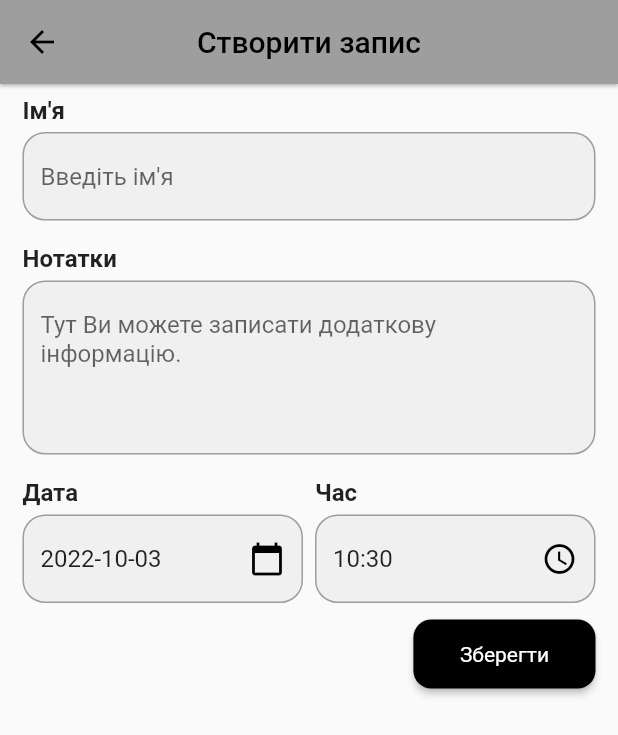
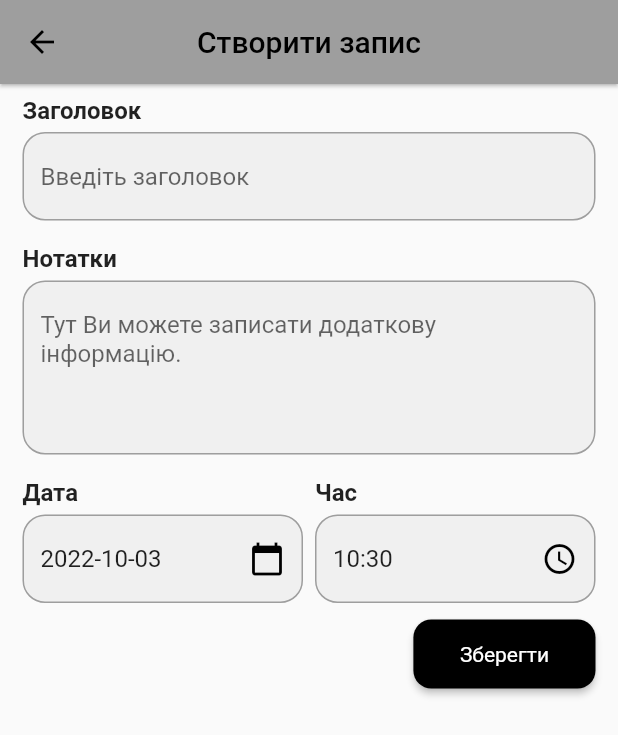
Before and after one commit to YuriKimakivskii/todo_v1, a Flutter app: the TodoFormPage screen opened directly, on a phone screen of 412 x 824 dp. Shown: the top 735 px of the screen. Run offline on Flutter 3.47's test engine with Material 2 defaults, Android fonts, the phone set to English and light mode, and no system bars; our stand-ins replace flutter_slidable, hive_flutter, table_calendar; missing offline and left inert: day_night_time_picker, flex_color_picker; accounts and stored records are empty.

Commit message:
Update todo_title_text_field.dart

```diff
--- a/lib/src/views/todo_form/widgets/todo_title_text_field.dart
+++ b/lib/src/views/todo_form/widgets/todo_title_text_field.dart
@@ -16,7 +16,7 @@ class TodoTitleTextField extends StatelessWidget {
         crossAxisAlignment: CrossAxisAlignment.start,
         children: [
           const Text(
-            'Ім\'я',
+            'Заголовок',
             style: TextStyle(
               fontSize: 16,
               fontWeight: FontWeight.w600,
@@ -27,7 +27,7 @@ class TodoTitleTextField extends StatelessWidget {
             readOnly: false,
             controller: titleController,
             maxLineCount: 1,
-            hintText: 'Введіть ім\'я',
+            hintText: 'Введіть заголовок',
             onChanged: null,
           ),
         ],
```
